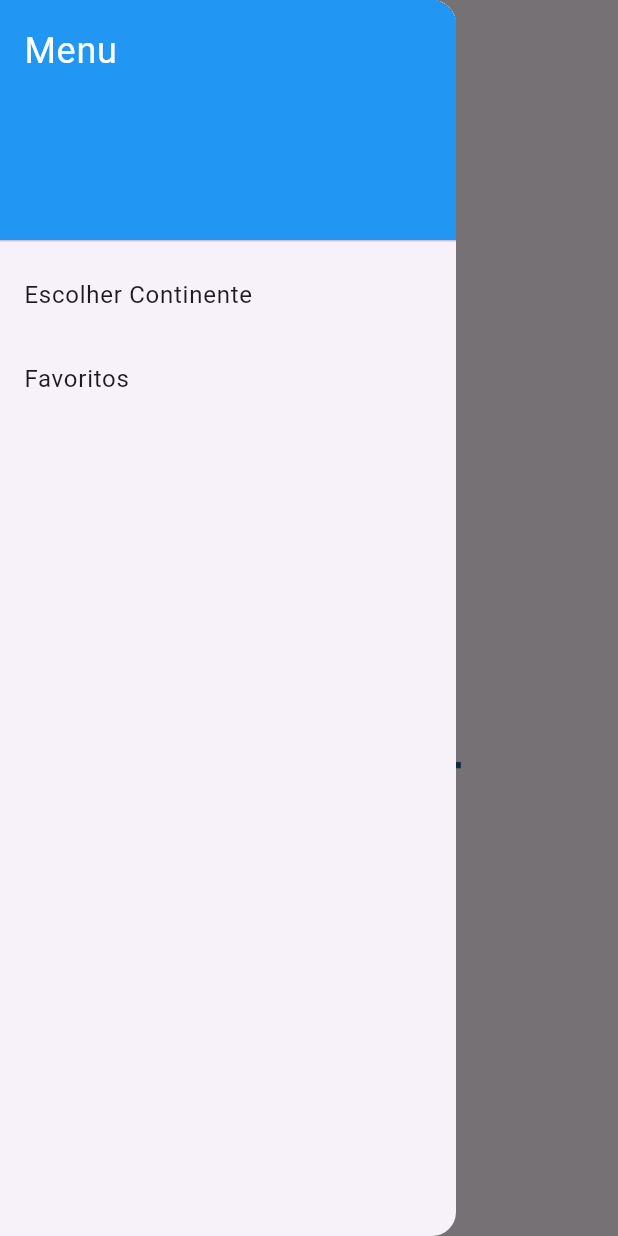
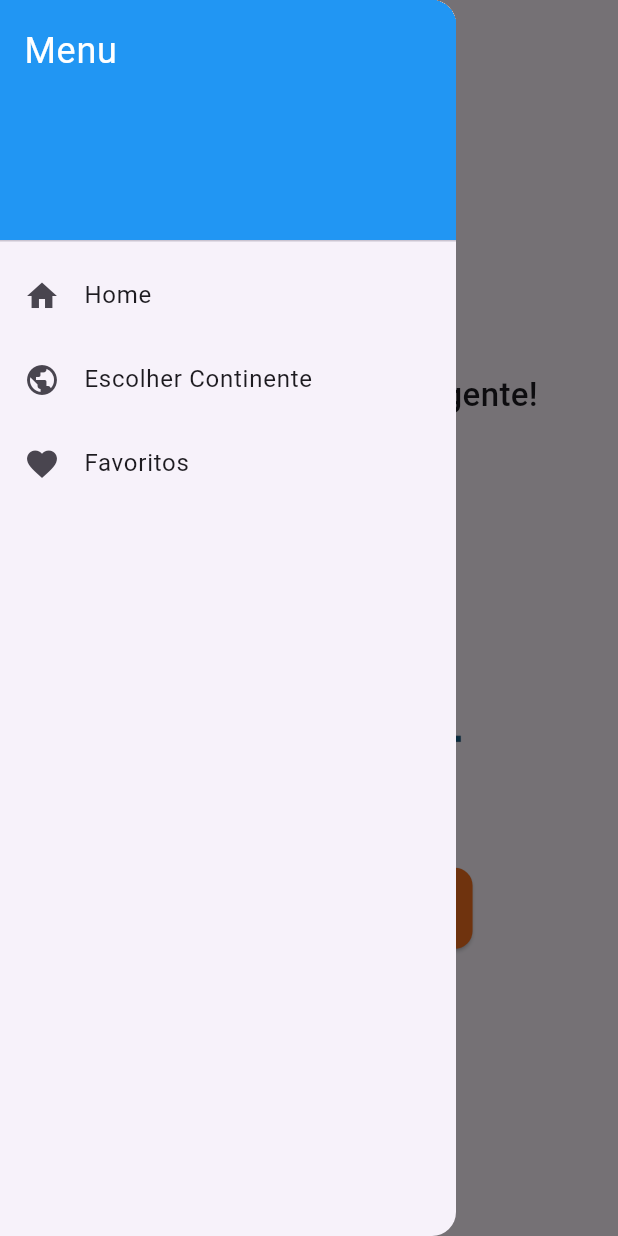
Before and after one commit to fdalvesco/matertravel, a Flutter app: the screen it shows after launch, with the side drawer open, on a phone screen of 412 x 824 dp. Run offline on Flutter 3.47's test engine with Material 3 defaults, Android fonts, the phone set to English and light mode, and no system bars.

Commit message:
Alterações no visual das páginas preload e home

```diff
--- a/lib/pages/home.dart
+++ b/lib/pages/home.dart
@@ -1,5 +1,7 @@
 import 'package:flutter/material.dart';
 import '../widgets/customdrawer.dart';
+import 'dart:async';
+import 'continent.dart';
 
 class HomePage extends StatefulWidget {
   @override
@@ -9,17 +11,36 @@ class HomePage extends StatefulWidget {
 class _HomePageState extends State<HomePage> {
   double _opacity = 0;
   bool _showLogo = false;
+  int _currentPhraseIndex = 0;
+
+  final List<String> _phrases = [
+    'Viajar é viver!',
+    'Explore o mundo com a gente!',
+    'Descubra novos destinos!',
+    'A aventura começa aqui!',
+    'Transforme sua viagem em experiência!',
+    'O seu guia de destinos'
+  ];
 
   @override
   void initState() {
     super.initState();
-    // Dispara as animações com pequenos delays
+
+    // Animações iniciais
     Future.delayed(Duration(milliseconds: 300), () {
       setState(() => _opacity = 1);
     });
 
     Future.delayed(Duration(milliseconds: 700), () {
       setState(() => _showLogo = true);
+    });
+
+    // Timer para trocar frases a cada 4 segundos
+    Timer.periodic(Duration(seconds: 4), (Timer timer) {
+      setState(() {
+        _currentPhraseIndex =
+            (_currentPhraseIndex + 1) % _phrases.length;
+      });
     });
   }
 
@@ -36,8 +57,8 @@ class _HomePageState extends State<HomePage> {
               duration: Duration(milliseconds: 800),
               opacity: _opacity,
               child: Text(
-                'Bem-vindo(a) ao',
-                style: TextStyle(fontSize: 22, fontWeight: FontWeight.w400),
+                _phrases[_currentPhraseIndex],
+                style: TextStyle(fontSize: 22, fontWeight: FontWeight.w500),
                 textAlign: TextAlign.center,
               ),
             ),
@@ -57,14 +78,33 @@ class _HomePageState extends State<HomePage> {
                 );
               },
             ),
-            SizedBox(height: 20),
+            SizedBox(height: 30),
             AnimatedOpacity(
               duration: Duration(milliseconds: 800),
               opacity: _opacity,
-              child: Text(
-                'O seu guia de viagem!',
-                style: TextStyle(fontSize: 20, fontStyle: FontStyle.italic),
-                textAlign: TextAlign.center,
+              child: ElevatedButton.icon(
+                style: ElevatedButton.styleFrom(
+                  backgroundColor: Color(0xFFF3701F), // Laranja da logo
+                  padding: EdgeInsets.symmetric(horizontal: 24, vertical: 14),
+                  shape: RoundedRectangleBorder(
+                    borderRadius: BorderRadius.circular(12),
+                  ),
+                ),
+                icon: Icon(Icons.explore, color: Colors.white),
+                label: Text(
+                  'Explorar Destinos',
+                  style: TextStyle(
+                    fontSize: 18,
+                    color: Colors.white,
+                    fontWeight: FontWeight.bold,
+                  ),
+                ),
+                onPressed: () {
+                  Navigator.push(
+                    context,
+                    MaterialPageRoute(builder: (context) => ContinentPage()),
+                  );
+                },
               ),
             ),
           ],
--- a/lib/widgets/customdrawer.dart
+++ b/lib/widgets/customdrawer.dart
@@ -1,6 +1,7 @@
 import 'package:flutter/material.dart';
+import '../pages/home.dart'; // Importando a HomePage
 import '../pages/continent.dart';
-import '../pages/favorites.dart'; // Importando a nova página
+import '../pages/favorites.dart'; // Importando a página de Favoritos
 
 class CustomDrawer extends StatelessWidget {
   @override
@@ -14,6 +15,18 @@ class CustomDrawer extends StatelessWidget {
             child: Text('Menu', style: TextStyle(color: Colors.white, fontSize: 24)),
           ),
           ListTile(
+            leading: Icon(Icons.home),
+            title: Text('Home'),
+            onTap: () {
+              Navigator.pop(context);
+              Navigator.pushReplacement(
+                context,
+                MaterialPageRoute(builder: (context) => HomePage()),
+              );
+            },
+          ),
+          ListTile(
+            leading: Icon(Icons.public),
             title: Text('Escolher Continente'),
             onTap: () {
               Navigator.pop(context);
@@ -24,6 +37,7 @@ class CustomDrawer extends StatelessWidget {
             },
           ),
           ListTile(
+            leading: Icon(Icons.favorite),
             title: Text('Favoritos'),
             onTap: () {
               Navigator.pop(context);
--- a/pubspec.yaml
+++ b/pubspec.yaml
@@ -58,6 +58,7 @@ flutter:
     - assets/caminito.jpg
     - assets/eiffel.jpg
     - assets/logo.png
+    - assets/logopreload.png
 
 
 
```
Also changed, not shown: lib/pages/preload.dart (+23 -6 lines), assets/logopreload.png (added).
